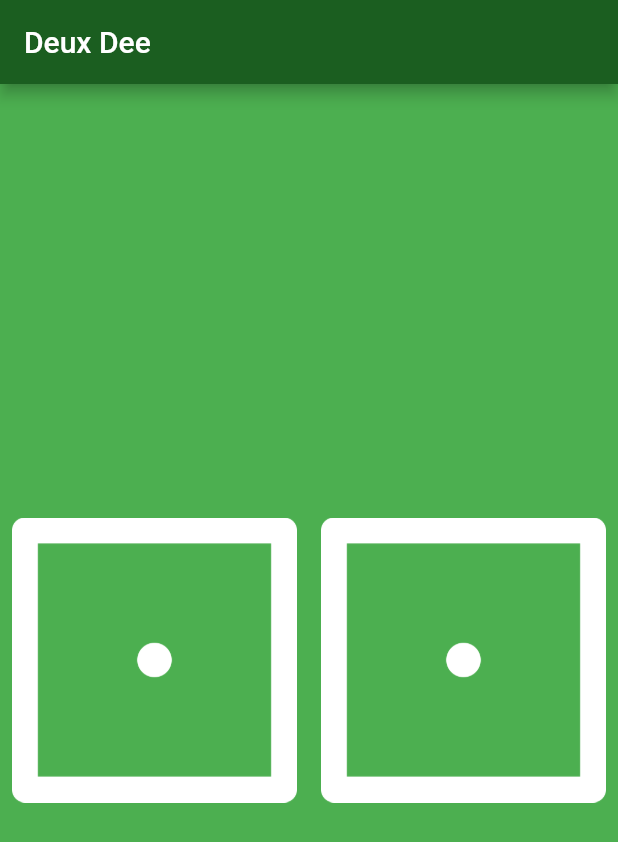
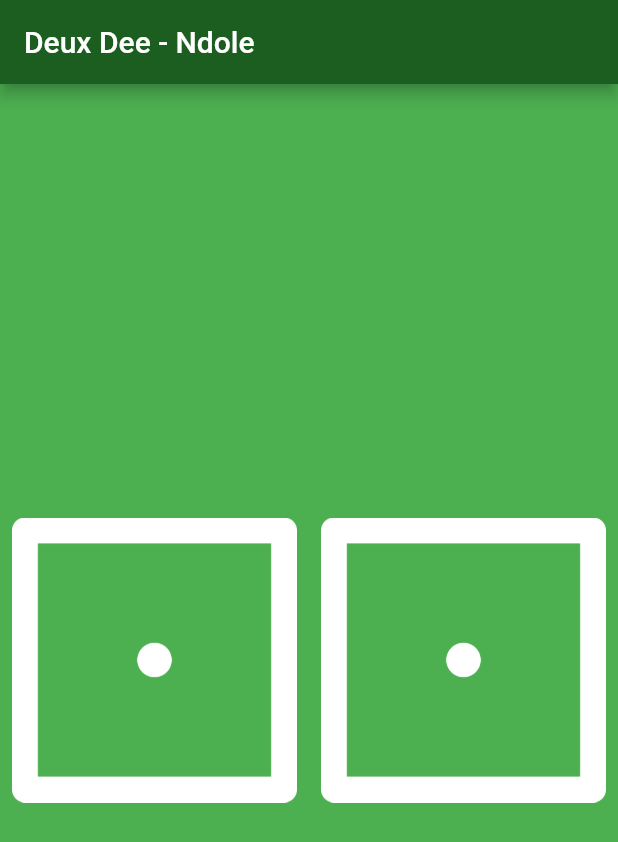
Before and after one commit to kamdoumloich/twodicee, a Flutter app: the screen it shows after launch, on a phone screen of 412 x 824 dp. Shown: the top 842 px of the screen. Run offline on Flutter 3.47's test engine with Material 2 defaults, Android fonts, the phone set to English and light mode, and no system bars.

Commit message:
name updated

```diff
--- a/lib/main.dart
+++ b/lib/main.dart
@@ -8,7 +8,7 @@ void main() {
       home: Scaffold(
         backgroundColor: Colors.green,
         appBar: AppBar(
-          title: Text('Deux Dee'),
+          title: Text('Deux Dee - Ndole'),
           backgroundColor: Colors.green[900],
         ),
         body: DicePage(),
@@ -19,7 +19,6 @@ void main() {
 
 class DicePage extends StatefulWidget {
   const DicePage({Key? key}) : super(key: key);
-
   @override
   _DicePageState createState() => _DicePageState();
 }
@@ -38,7 +37,6 @@ class _DicePageState extends State<DicePage> {
   // This widget is the root of your application.
   @override
   Widget build(BuildContext context) {
-
     return Center(
       child: Row(
         children: [
```
